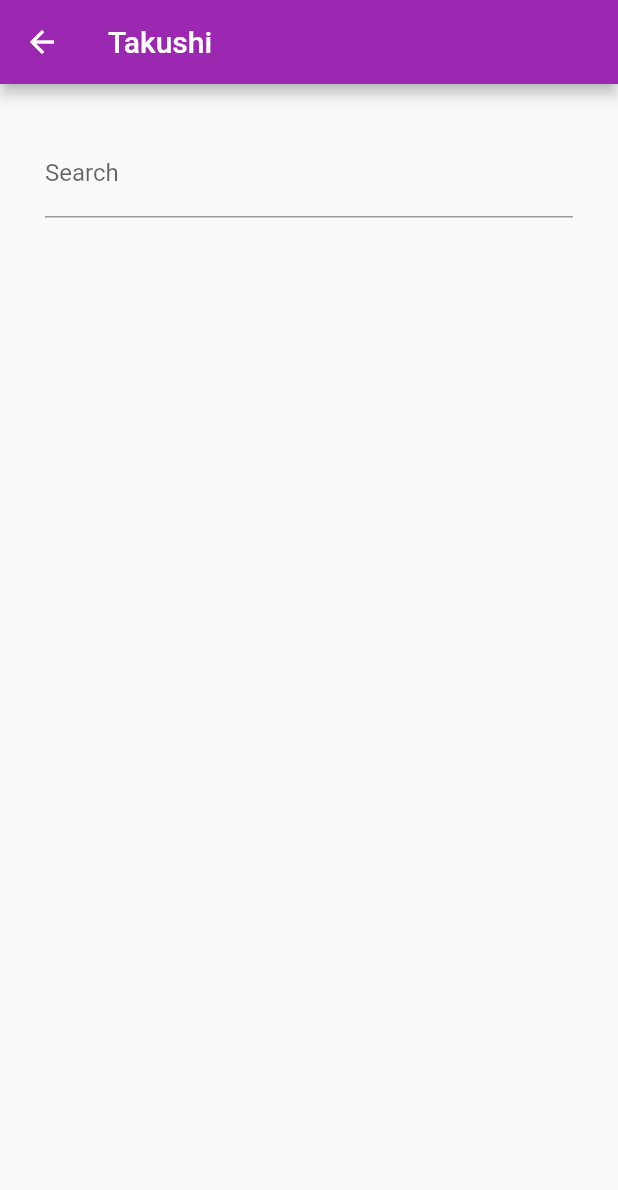
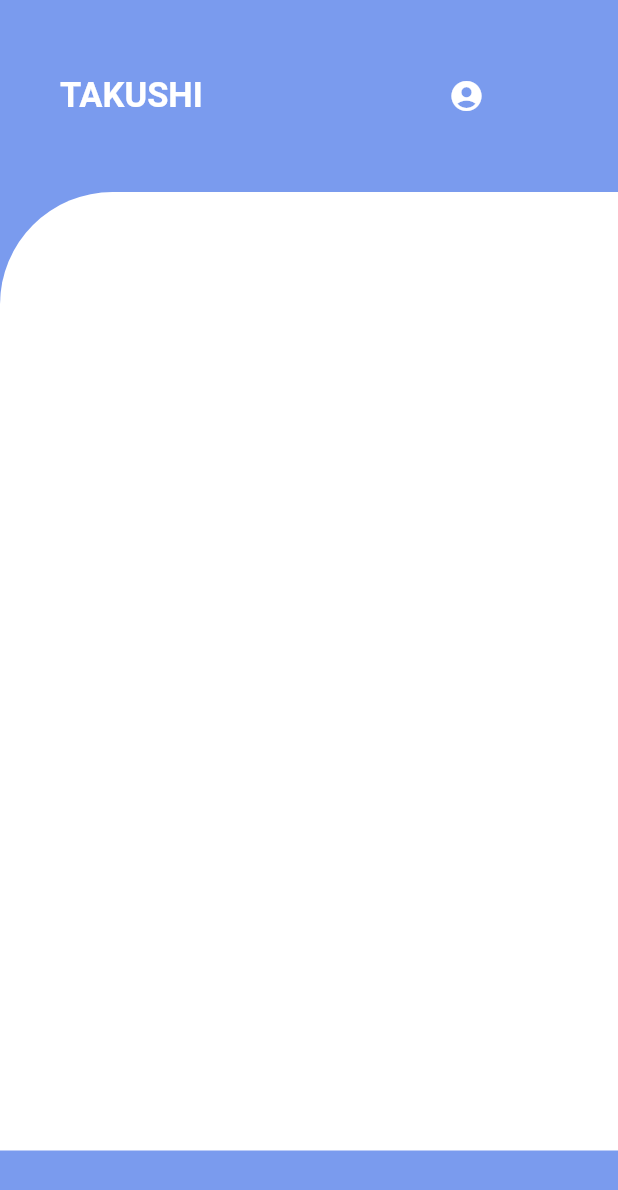
Before and after one commit to jakk43/Dart_2, a Flutter app: the screen it shows after launch, after a tap on "Login", on a phone screen of 412 x 824 dp. Shown: the top 1190 px of the screen. Run offline on Flutter 3.47's test engine with Material 2 defaults, Android fonts, the phone set to English and light mode, and no system bars.

Commit message:
add home

```diff
--- /dev/null
+++ b/lib/home.dart
@@ -0,0 +1,67 @@
+import 'package:flutter/material.dart';
+
+class MyHomePage extends StatefulWidget {
+  @override
+  _MyHomePageState createState() => _MyHomePageState();
+}
+
+class _MyHomePageState extends State<MyHomePage> {
+  @override
+  Widget build(BuildContext context) {
+    return Scaffold(
+      backgroundColor: Color(0xFF7A9BEE),
+      body: ListView(
+        children: [
+          SizedBox(height: 25.0),
+          Padding(
+            padding: EdgeInsets.only(top: 15.0, left: 40.0),
+            child: Row(
+              mainAxisAlignment: MainAxisAlignment.spaceBetween,
+              children: [
+                (Text(
+                  'TAKUSHI',
+                  style: TextStyle(
+                      color: Colors.white,
+                      fontWeight: FontWeight.bold,
+                      fontSize: 23.0),
+                )),
+                Container(
+                  width: 125.0,
+                  child: Row(
+                    children: [
+                      IconButton(
+                        icon: Icon(Icons.account_circle),
+                        color: Colors.white,
+                        onPressed: () {},
+                      ),
+                    ],
+                  ),
+                ),
+              ],
+            ),
+          ),
+          SizedBox(height: 40.0),
+          Container(
+            height: MediaQuery.of(context).size.height - 185.0,
+            decoration: BoxDecoration(
+              color: Colors.white,
+              borderRadius: BorderRadius.only(topLeft: Radius.circular(75.0)),
+            ),
+            child: ListView(
+              primary: false,
+              padding: EdgeInsets.only(left: 25.0, right: 20.0),
+              children: [
+                Padding(
+                  padding: EdgeInsets.only(top: 45.0),
+                  child: Container(
+                      height: MediaQuery.of(context).size.height - 300.0,
+                      child: ListView(children: [])),
+                )
+              ],
+            ),
+          )
+        ],
+      ),
+    );
+  }
+}
--- a/lib/main.dart
+++ b/lib/main.dart
@@ -1,4 +1,6 @@
 import "package:flutter/material.dart";
+import 'home.dart';
+import 'package:TaxiApp2/home.dart';
 
 void main() => runApp(MyApp());
 
@@ -81,8 +83,7 @@ class _State extends State<LoginPage> {
                         // print(nameController.text);
                         Navigator.push(
                           context,
-                          MaterialPageRoute(
-                              builder: (context) => SearchButton()),
+                          MaterialPageRoute(builder: (context) => myhome()),
                         );
                       },
                     )),
@@ -91,35 +92,15 @@ class _State extends State<LoginPage> {
   }
 }
 
-// ignore: must_be_immutable
-class SearchButton extends StatelessWidget {
-  TextEditingController nameController = TextEditingController();
+// ignore: camel_case_types
+class myhome extends StatelessWidget {
+  const myhome({Key key}) : super(key: key);
+
   @override
   Widget build(BuildContext context) {
-    return Scaffold(
-      appBar: AppBar(
-        title: Text("Takushi"),
-      ),
-      body: Center(
-          child: ListView(
-        children: <Widget>[
-          Padding(
-            padding: const EdgeInsets.all(20.0),
-            child: Container(
-              padding: EdgeInsets.all(10),
-              child: TextField(
-                controller: nameController,
-                decoration: InputDecoration(
-                  //border: OutlineInputBorder(),
-
-                  labelText: 'Search',
-                  // icon: Icon(Icons.search),
-                ),
-              ),
-            ),
-          )
-        ],
-      )),
+    return MaterialApp(
+      home: MyHomePage(),
+      debugShowCheckedModeBanner: false,
     );
   }
 }
```
